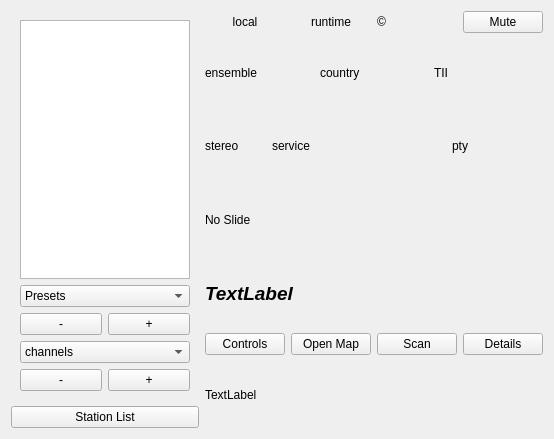
The window that forms/dabradio.ui (tomneda/DABstar) describes before a commit, drawn with Qt 5.
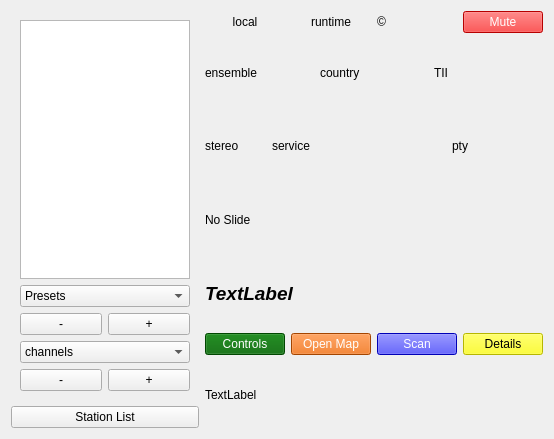
The same window after the commit. Custom widgets are drawn as their Qt base class.

Commit message: Colorize radio GUI a bit

Diff of the .ui file:
```diff
--- a/forms/dabradio.ui
+++ b/forms/dabradio.ui
@@ -184,6 +184,16 @@
        </item>
        <item>
         <widget class="QPushButton" name="muteButton">
+         <property name="minimumSize">
+          <size>
+           <width>80</width>
+           <height>0</height>
+          </size>
+         </property>
+         <property name="styleSheet">
+          <string notr="true">background-color: red; color: white
+</string>
+         </property>
          <property name="text">
           <string>Mute</string>
          </property>
@@ -282,6 +292,9 @@
          <property name="toolTip">
           <string>&lt;html&gt;&lt;head/&gt;&lt;body&gt;&lt;p&gt;Hide or  show the configuration-control widget&lt;/p&gt;&lt;/body&gt;&lt;/html&gt;</string>
          </property>
+         <property name="styleSheet">
+          <string notr="true">background-color: darkgreen; color: white;</string>
+         </property>
          <property name="text">
           <string>Controls</string>
          </property>
@@ -292,6 +305,9 @@
          <property name="toolTip">
           <string>&lt;html&gt;&lt;head/&gt;&lt;body&gt;&lt;p&gt;Start (or stop) a simple webserver for showing a map on which the locations of the transmitters found are shown&lt;/p&gt;&lt;/body&gt;&lt;/html&gt;</string>
          </property>
+         <property name="styleSheet">
+          <string notr="true">background-color: rgb(230, 97, 0); color: white;</string>
+         </property>
          <property name="text">
           <string>Open Map</string>
          </property>
@@ -302,6 +318,9 @@
          <property name="toolTip">
           <string>&lt;html&gt;&lt;head/&gt;&lt;body&gt;&lt;p&gt;Start or stop a scan. The scanMode can be selected in the configuration-control widget&lt;/p&gt;&lt;/body&gt;&lt;/html&gt;</string>
          </property>
+         <property name="styleSheet">
+          <string notr="true">background-color: blue; color: white</string>
+         </property>
          <property name="text">
           <string>Scan</string>
          </property>
@@ -312,6 +331,9 @@
          <property name="toolTip">
           <string>&lt;html&gt;&lt;head/&gt;&lt;body&gt;&lt;p&gt;Show or hide a widget showing details of the currently selected service&lt;/p&gt;&lt;/body&gt;&lt;/html&gt;</string>
          </property>
+         <property name="styleSheet">
+          <string notr="true">background-color: yellow; color: black</string>
+         </property>
          <property name="text">
           <string>Details</string>
          </property>
@@ -331,11 +353,6 @@
   </layout>
  </widget>
  <customwidgets>
-  <customwidget>
-   <class>QPushButton</class>
-   <extends>QPushButton</extends>
-   <header>smallpushbutton.h</header>
-  </customwidget>
   <customwidget>
    <class>smallComboBox</class>
    <extends>QComboBox</extends>
```
